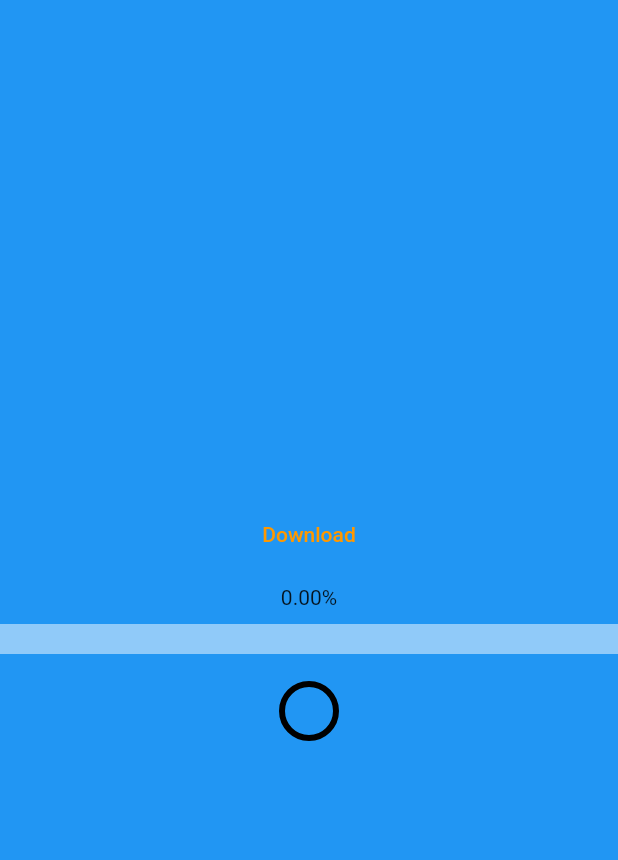
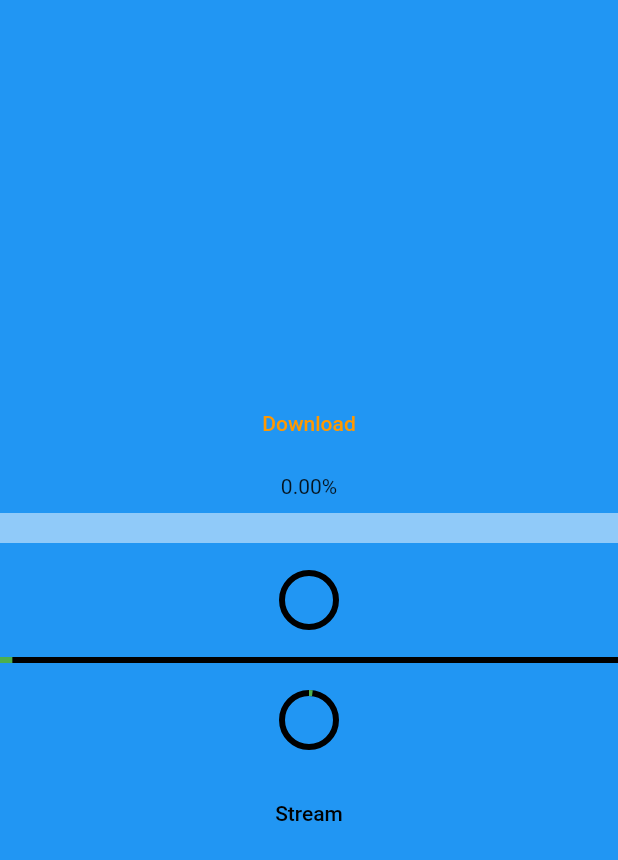
Before and after one commit to axiydev/downloaderxx, a Flutter app: the screen it shows after launch, on a phone screen of 412 x 824 dp. Shown: the top 860 px of the screen. Run offline on Flutter 3.47's test engine with Material 2 defaults, Android fonts, the phone set to English and light mode, and no system bars; our stand-ins replace dio.

Commit message:
download pdf2

```diff
--- a/lib/main.dart
+++ b/lib/main.dart
@@ -27,7 +27,13 @@ class HomePage extends StatefulWidget {
 }
 
 class _HomePageState extends State<HomePage> {
-
+  Stream<double?> getDouble()async*{
+    for(int i=0;i<=100;i++){
+      await Future.delayed(Duration(seconds: 2));
+      print(i.toDouble());
+      yield i.toDouble();
+    }
+  }
   @override
   void initState(){
     super.initState();
@@ -39,7 +45,7 @@ class _HomePageState extends State<HomePage> {
        body: Consumer<BioProvider>(
          builder: (context,value,child)=>Center(
            child:Center(
-             child:Column(
+             child: Column(
                    crossAxisAlignment: CrossAxisAlignment.center,
                    mainAxisAlignment: MainAxisAlignment.center,
                    children: [
@@ -67,7 +73,44 @@ class _HomePageState extends State<HomePage> {
                          Colors.red,
                        ),
                      ),
-
+                     SizedBox(height: 20,),
+                     StreamBuilder<double?>(
+                       stream: getDouble(),
+                         builder:(context,snapshot){
+                           if(snapshot.hasData){
+                             return Column(
+                               crossAxisAlignment: CrossAxisAlignment.center,
+                               children: [
+                                 LinearProgressIndicator(
+                                   backgroundColor: Colors.black,
+                                   value: snapshot.data!/100,
+                                   valueColor: AlwaysStoppedAnimation<Color?>(
+                                     Colors.green,
+                                   ),
+                                 ),
+                                 SizedBox(height: 20,),
+                                 CircularProgressIndicator(
+                                   backgroundColor: Colors.black,
+                                   value: snapshot.data!/100,
+                                   valueColor: AlwaysStoppedAnimation<Color?>(
+                                     Colors.green,
+                                   ),
+                                 ),
+                                 SizedBox(height: 20,),
+                               ],
+                             );
+                           }else{
+                             return Text("kuting...");
+                           }
+                         }
+                     ),
+                     TextButton(
+                       child: Text("Stream",style: TextStyle(color: Colors.black),),
+                       onPressed: (){
+                         getDouble();
+                         print('pressed');
+                       },
+                     ),
                    ],
              )
            ),
```
Lines whose indentation alone changed are shown as unchanged.
